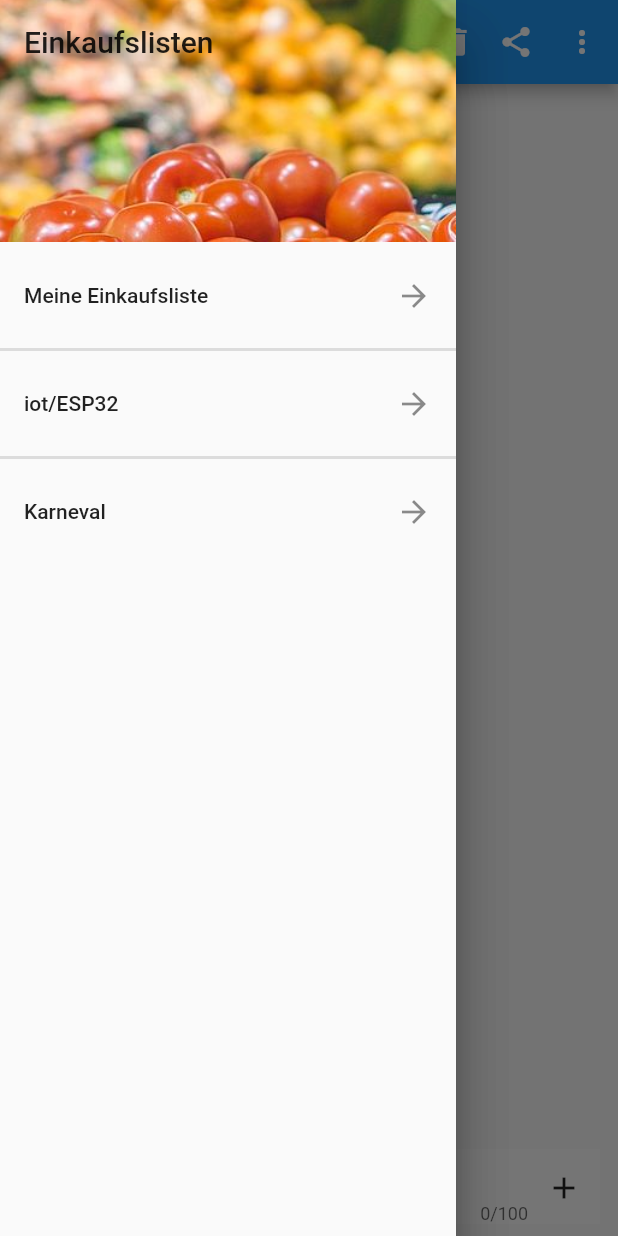
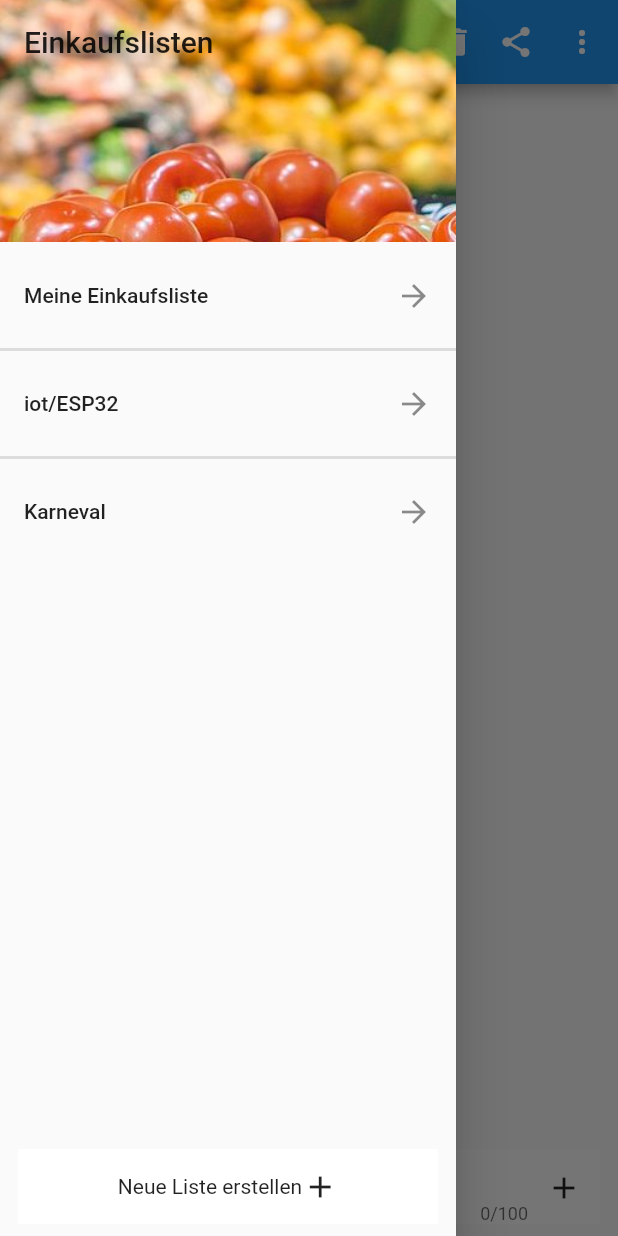
Before and after one commit to drmilde/einkaufsliste, a Flutter app: the screen it shows after launch, with the side drawer open, on a phone screen of 412 x 824 dp. Run offline on Flutter 3.47's test engine with Material 2 defaults, Android fonts, the phone set to English and light mode, and no system bars; our stand-ins replace sqflite; accounts and stored records are empty.

Commit message:
Liste erstellen Eintrag in Drawer

```diff
--- a/lib/screens/main_screen.dart
+++ b/lib/screens/main_screen.dart
@@ -12,7 +12,8 @@ class MainScreen extends StatefulWidget {
 }
 
 class _MainScreenState extends State<MainScreen> {
-  final TextEditingController _textController = TextEditingController();
+  final TextEditingController _textProduktController = TextEditingController();
+  final TextEditingController _textListeController = TextEditingController();
 
   List<Auswahl> settingStrings = [
     Auswahl("Listen verwalten", () {
@@ -159,7 +160,7 @@ class _MainScreenState extends State<MainScreen> {
                         maxLength: 100,
                         decoration:
                             InputDecoration.collapsed(hintText: "Füge hinzu"),
-                        controller: _textController,
+                        controller: _textProduktController,
                         onSubmitted: (String text) {
                           _submitText();
                         },
@@ -176,13 +177,21 @@ class _MainScreenState extends State<MainScreen> {
           ],
         ),
       ),
-      drawer: Drawer(
-        child: SafeArea(
+      drawer: buildCustomDrawer(context),
+    );
+  }
+
+  SafeArea buildCustomDrawer(BuildContext context) {
+    return SafeArea(
       child: Drawer(
         child: GestureDetector(
           onTap: () {
             Navigator.of(context).pop();
           },
+          child: Column(
+            children: <Widget>[
+              Flexible(
+                flex: 1,
                 child: ListView(
                   children: <Widget>[
                     DrawerHeader(
@@ -209,6 +218,25 @@ class _MainScreenState extends State<MainScreen> {
                   ],
                 ),
               ),
+              Padding(
+                padding: const EdgeInsets.all(8.0),
+                child: Container(
+                  height: 50,
+                  margin: EdgeInsets.symmetric(horizontal: 4.0),
+                  decoration: BoxDecoration(color: Theme.of(context).cardColor),
+                  child: Row(
+                    crossAxisAlignment: CrossAxisAlignment.center,
+                    mainAxisAlignment: MainAxisAlignment.center,
+                    children: <Widget>[
+                      Text(
+                        "Neue Liste erstellen",
+                      ),
+                      Icon(Icons.add),
+                    ],
+                  ),
+                ),
+              )
+            ],
           ),
         ),
       ),
@@ -216,7 +244,7 @@ class _MainScreenState extends State<MainScreen> {
   }
 
   void _submitText() async {
-    String text = _textController.text.trim();
+    String text = _textProduktController.text.trim();
 
     if (text.length > 0) {
       Eintrag e = Eintrag(
@@ -226,9 +254,28 @@ class _MainScreenState extends State<MainScreen> {
       await DBProvider.db.newEintrag(e);
     }
     setState(() {
-      _textController.clear();
+      _textProduktController.clear();
     });
   }
+
+  void _erstelleNeueListe() async {
+    String text = _textListeController.text.trim();
+
+    if (text.length > 0) {
+      // TODO Eintrag in Listennamen erzeugen
+      /*
+      Eintrag e = Eintrag(
+          listenName: widget.listenName, produktName: text, selected: false);
+      //Eintrag rnd = testClients[math.Random().nextInt(testClients.length)];
+
+      await DBProvider.db.newEintrag(e);
+       */
+    }
+    setState(() {
+      _textListeController.clear();
+    });
+  }
+
 
   ListTile buildListTile(BuildContext context, String listenName) {
     return ListTile(
```
Lines whose indentation alone changed are shown as unchanged.
